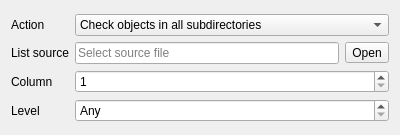
This is itemsvalwidget.ui in Kuszki/K-Tree-Tools as Qt 5 draws it before an edit. The edited form follows.
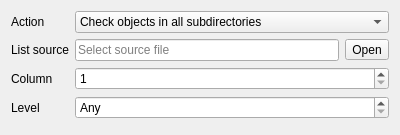
This is the edited form. Icons and pictures are not drawn.

Patch:
```diff
--- a/itemsvalwidget.ui
+++ b/itemsvalwidget.ui
@@ -28,7 +28,7 @@
     <set>Qt::AlignLeading|Qt::AlignLeft|Qt::AlignVCenter</set>
    </property>
    <property name="formAlignment">
-    <set>Qt::AlignLeading|Qt::AlignLeft|Qt::AlignVCenter</set>
+    <set>Qt::AlignLeading|Qt::AlignLeft|Qt::AlignTop</set>
    </property>
    <item row="0" column="0">
     <widget class="QLabel" name="actionLabel">
```
Left out of the diff: 4 changed lines with no effect on the pictures.
